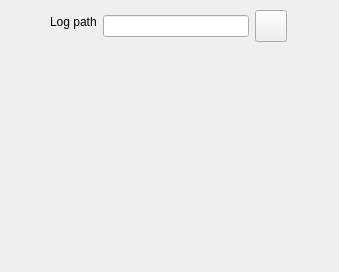
Old version of the form gui/settings.ui in the repository misdoro/Electronic_load_px100.
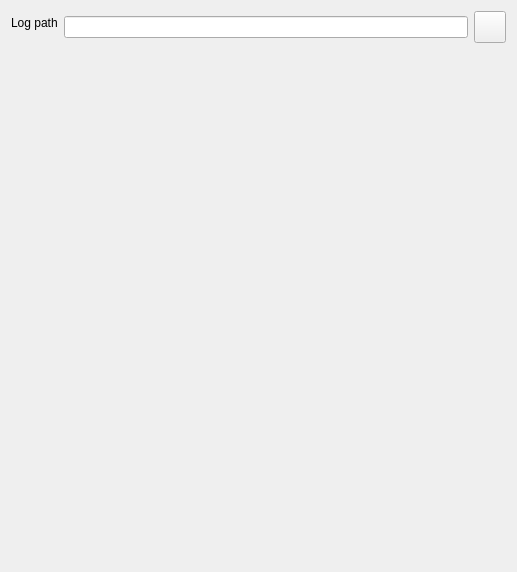
New version of the form.

Diff of the .ui file:
```diff
--- a/gui/settings.ui
+++ b/gui/settings.ui
@@ -6,22 +6,15 @@
    <rect>
     <x>0</x>
     <y>0</y>
-    <width>339</width>
-    <height>272</height>
+    <width>517</width>
+    <height>572</height>
    </rect>
   </property>
   <property name="windowTitle">
    <string>Form</string>
   </property>
-  <widget class="QWidget" name="">
-   <property name="geometry">
-    <rect>
-     <x>50</x>
-     <y>10</y>
-     <width>237</width>
-     <height>41</height>
-    </rect>
-   </property>
+  <layout class="QVBoxLayout" name="verticalLayout">
+   <item>
    <layout class="QFormLayout" name="formLayout">
     <item row="0" column="0">
      <widget class="QLabel" name="label">
@@ -66,7 +59,8 @@
      </layout>
     </item>
    </layout>
-  </widget>
+   </item>
+  </layout>
  </widget>
  <resources/>
  <connections/>
```
Lines whose indentation alone changed are shown as unchanged.
